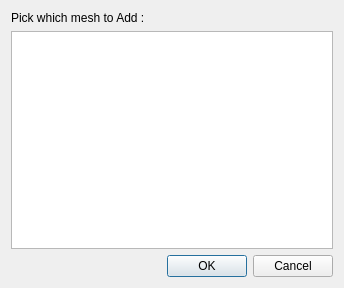
Old version of the form scripts/blurdeform/ui/blurDeformQueryMeshes.ui in the repository blurstudio/blurdeform.
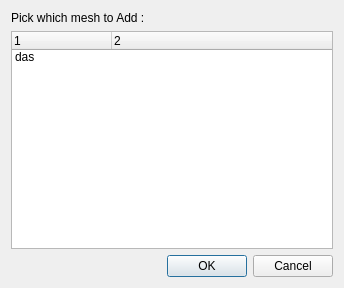
New version of the form.

Commit message: added queryWindow for added meshes that are by hand duplicated

Patch:
```diff
--- a/scripts/blurdeform/ui/blurDeformQueryMeshes.ui
+++ b/scripts/blurdeform/ui/blurDeformQueryMeshes.ui
@@ -21,13 +21,6 @@
      </property>
     </widget>
    </item>
-   <item row="1" column="0">
-    <widget class="QListWidget" name="uiMeshesLW">
-     <property name="selectionMode">
-      <enum>QAbstractItemView::ExtendedSelection</enum>
-     </property>
-    </widget>
-   </item>
    <item row="2" column="0">
     <widget class="QDialogButtonBox" name="buttonBox">
      <property name="orientation">
@@ -38,6 +31,58 @@
      </property>
     </widget>
    </item>
+   <item row="1" column="0">
+    <widget class="QTreeWidget" name="uiMeshesLW">
+     <property name="selectionMode">
+      <enum>QAbstractItemView::ExtendedSelection</enum>
+     </property>
+     <property name="indentation">
+      <number>0</number>
+     </property>
+     <property name="rootIsDecorated">
+      <bool>true</bool>
+     </property>
+     <property name="itemsExpandable">
+      <bool>false</bool>
+     </property>
+     <property name="allColumnsShowFocus">
+      <bool>false</bool>
+     </property>
+     <property name="expandsOnDoubleClick">
+      <bool>false</bool>
+     </property>
+     <property name="columnCount">
+      <number>2</number>
+     </property>
+     <attribute name="headerVisible">
+      <bool>true</bool>
+     </attribute>
+     <attribute name="headerStretchLastSection">
+      <bool>true</bool>
+     </attribute>
+     <attribute name="headerVisible">
+      <bool>true</bool>
+     </attribute>
+     <attribute name="headerStretchLastSection">
+      <bool>true</bool>
+     </attribute>
+     <column>
+      <property name="text">
+       <string>1</string>
+      </property>
+     </column>
+     <column>
+      <property name="text">
+       <string>2</string>
+      </property>
+     </column>
+     <item>
+      <property name="text">
+       <string>das</string>
+      </property>
+     </item>
+    </widget>
+   </item>
   </layout>
  </widget>
  <resources/>
```
The commit also changes 2 other files.
